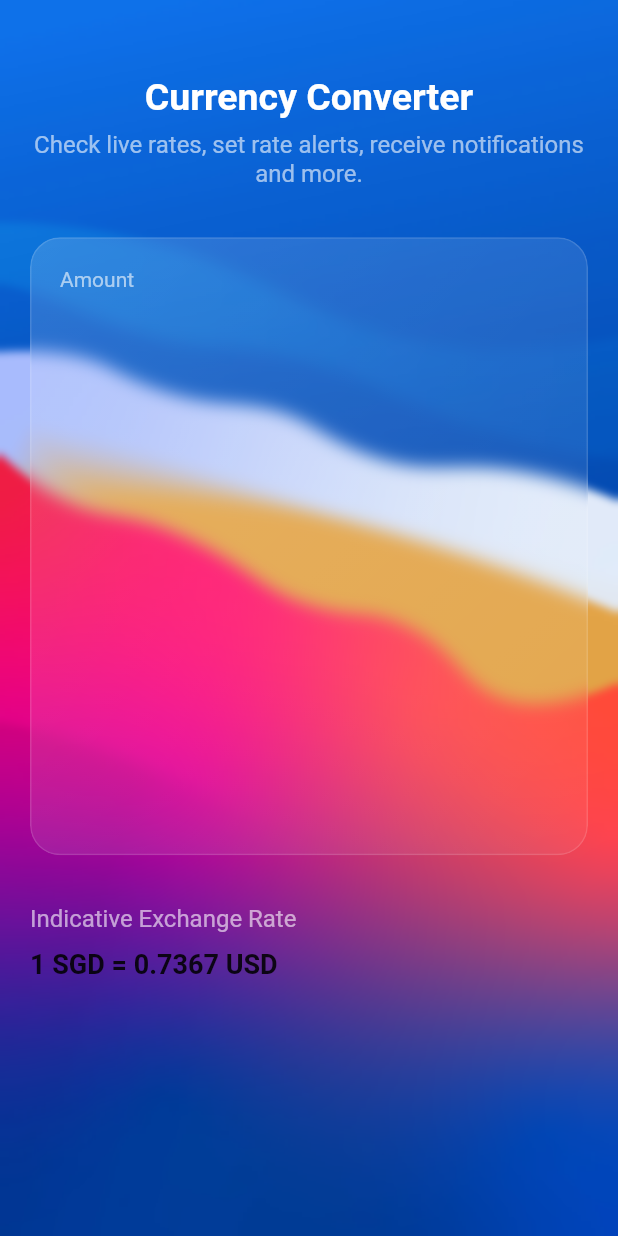
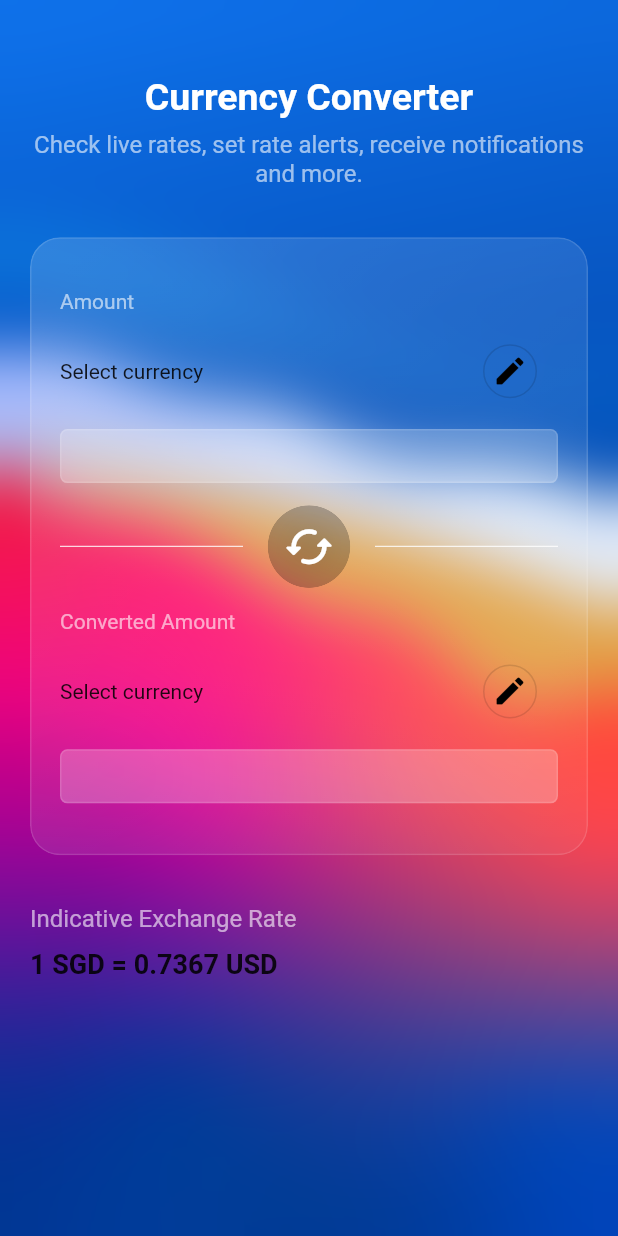
Before and after one commit to shijinthottiyil/currency_converter, a Flutter app: the screen it shows after launch, on a phone screen of 412 x 824 dp. Run offline on Flutter 3.47's test engine with Material 2 defaults, Android fonts, the phone set to English and light mode, and no system bars; our stand-ins replace flutter_riverpod, fluttertoast; missing offline and left inert: currency_picker.

Commit message:
ui finished

```diff
--- /dev/null
+++ b/lib/controller/home_controller.dart
@@ -0,0 +1,54 @@
+import 'package:currency_picker/currency_picker.dart';
+import 'package:flutter/material.dart';
+import 'package:flutter_riverpod/flutter_riverpod.dart';
+import 'package:fluttertoast/fluttertoast.dart';
+
+final homeProvider = ChangeNotifierProvider<HomeController>(
+  (ref) {
+    return HomeController();
+  },
+);
+
+class HomeController with ChangeNotifier {
+  //VARIABLES
+  var fromSymbol = "Select currency";
+  var fromController = TextEditingController();
+  var toSymbol = "Select currency";
+  var toController = TextEditingController();
+  //METHODS
+  void showCurrency(BuildContext context, bool isFromSymbol) {
+    showCurrencyPicker(
+      context: context,
+      onSelect: (Currency currency) {
+        if (isFromSymbol) {
+          fromSymbol = currency.code;
+          notifyListeners();
+        } else {
+          toSymbol = currency.code;
+          notifyListeners();
+        }
+      },
+    );
+  }
+
+  void swapCurrency() async {
+    if (fromSymbol == "Select currency" && toSymbol == "Select currency" ||
+        fromSymbol == toSymbol) {
+      await Fluttertoast.showToast(
+        msg: "Uh oh",
+        gravity: ToastGravity.TOP,
+        backgroundColor: Colors.redAccent,
+      );
+    } else {
+      var temp = fromSymbol;
+      fromSymbol = toSymbol;
+      toSymbol = temp;
+      notifyListeners();
+      await Fluttertoast.showToast(
+        msg: "Success",
+        gravity: ToastGravity.TOP,
+        backgroundColor: Colors.greenAccent,
+      );
+    }
+  }
+}
--- a/lib/main.dart
+++ b/lib/main.dart
@@ -1,8 +1,9 @@
 import 'package:currency_converter/view/home/home_screen.dart';
 import 'package:flutter/material.dart';
+import 'package:flutter_riverpod/flutter_riverpod.dart';
 
 void main() {
-  runApp(const MainApp());
+  runApp(ProviderScope(child: const MainApp()));
 }
 
 class MainApp extends StatelessWidget {
--- a/lib/utils/constants/colors.dart
+++ b/lib/utils/constants/colors.dart
@@ -1,7 +1,7 @@
 import 'package:flutter/material.dart';
 
 class KColors {
-  static const blue = Color(0xff1F2261);
+  static const blue = Color.fromARGB(255, 20, 23, 199);
   static const white = Colors.white;
   static const white60 = Colors.white60;
 }
--- a/lib/view/home/home_screen.dart
+++ b/lib/view/home/home_screen.dart
@@ -1,19 +1,26 @@
+import 'dart:developer';
 import 'dart:ui';
 
+import 'package:currency_converter/controller/home_controller.dart';
 import 'package:currency_converter/utils/constants/colors.dart';
 import 'package:currency_converter/utils/constants/images.dart';
-import 'package:currency_converter/utils/frosted_glass.dart';
+import 'package:currency_converter/view/home/widgets/input_widget.dart';
+import 'package:currency_picker/currency_picker.dart';
+import 'package:flutter/cupertino.dart';
 import 'package:flutter/material.dart';
+import 'package:flutter_riverpod/flutter_riverpod.dart';
 
-class HomeScreen extends StatelessWidget {
+class HomeScreen extends ConsumerWidget {
   const HomeScreen({super.key});
 
   @override
-  Widget build(BuildContext context) {
+  Widget build(BuildContext context, WidgetRef ref) {
     final height = MediaQuery.sizeOf(context).height;
-
+    final homeController = ref.watch(homeProvider);
     return Scaffold(
-      body: Container(
+      body: Stack(
+        children: [
+          Container(
             decoration: BoxDecoration(
               image: DecorationImage(
                 image: AssetImage(KImages.bg),
@@ -22,14 +29,16 @@ class HomeScreen extends StatelessWidget {
             ),
             child: BackdropFilter(
               filter: ImageFilter.blur(
-            sigmaX: 3.0,
-            sigmaY: 3.0,
+                sigmaX: 20.0,
+                sigmaY: 20.0,
               ),
-          child: Container(
-            child: SafeArea(
+              child: Container(),
+            ),
+          ),
+          SafeArea(
             child: Padding(
-                padding:
-                    const EdgeInsets.symmetric(horizontal: 20, vertical: 50),
+              padding: const EdgeInsets.symmetric(horizontal: 20, vertical: 50),
+              child: SingleChildScrollView(
                 child: Column(
                   children: [
                     Text(
@@ -92,13 +101,79 @@ class HomeScreen extends StatelessWidget {
                             Padding(
                               padding: const EdgeInsets.all(20),
                               child: Column(
+                                crossAxisAlignment: CrossAxisAlignment.start,
+                                // mainAxisAlignment:
+                                //     MainAxisAlignment.spaceBetween,
                                 children: [
-                                  Text(
-                                    "Amount",
-                                    style: TextStyle(
-                                      color: KColors.white60,
+                                  InputWidget(
+                                    heading: "Amount",
+                                    symbol: homeController.fromSymbol,
+                                    onPressed: () {
+                                      homeController.showCurrency(
+                                          context, true);
+                                    },
+                                    controller: homeController.fromController,
+                                  ),
+                                  Row(
+                                    children: [
+                                      Expanded(
+                                        child: Divider(
+                                          color: KColors.white,
                                         ),
                                       ),
+                                      RawMaterialButton(
+                                        onPressed: homeController.swapCurrency,
+                                        elevation: 0.1,
+                                        fillColor: Colors.transparent,
+                                        child: Icon(
+                                          Icons.cached_rounded,
+                                          size: 35,
+                                          color: KColors.white,
+                                        ),
+                                        padding: EdgeInsets.all(10),
+                                        shape: CircleBorder(),
+                                      ),
+                                      Expanded(
+                                          child: Divider(
+                                        color: KColors.white,
+                                      )),
+                                    ],
+                                  ),
+                                  InputWidget(
+                                    heading: "Converted Amount",
+                                    symbol: homeController.toSymbol,
+                                    onPressed: () {
+                                      homeController.showCurrency(
+                                          context, false);
+                                    },
+                                    controller: homeController.toController,
+                                  ),
+                                  // Expanded(
+                                  //   child: Column(
+                                  //     crossAxisAlignment:
+                                  //         CrossAxisAlignment.start,
+                                  //     children: [
+                                  //       Text(
+                                  //         "Converted Amount",
+                                  //         style: TextStyle(
+                                  //           color: KColors.white60,
+                                  //         ),
+                                  //       ),
+                                  //       SizedBox(
+                                  //         width: double.infinity,
+                                  //         height: height / 100,
+                                  //       ),
+                                  //       SizedBox(
+                                  //         width: double.infinity,
+                                  //         height: height / 100,
+                                  //       ),
+                                  //       SizedBox(
+                                  //         width: double.infinity,
+                                  //         height: height / 100,
+                                  //       ),
+                                  //     ],
+                                  //   ),
+                                  // ),
                                 ],
                               ),
                             ),
@@ -133,7 +208,7 @@ class HomeScreen extends StatelessWidget {
               ),
             ),
           ),
-        ),
+        ],
       ),
     );
   }
--- /dev/null
+++ b/lib/view/home/widgets/input_widget.dart
@@ -0,0 +1,80 @@
+import 'package:currency_converter/utils/constants/colors.dart';
+import 'package:flutter/cupertino.dart';
+import 'package:flutter/material.dart';
+
+class InputWidget extends StatelessWidget {
+  const InputWidget({
+    super.key,
+    required this.heading,
+    required this.symbol,
+    required this.onPressed,
+    required this.controller,
+  });
+  final String heading;
+  final String symbol;
+  final VoidCallback onPressed;
+  final TextEditingController controller;
+  @override
+  Widget build(BuildContext context) {
+    return Expanded(
+      child: Column(
+        mainAxisAlignment: MainAxisAlignment.spaceEvenly,
+        crossAxisAlignment: CrossAxisAlignment.start,
+        children: [
+          Text(
+            heading,
+            style: TextStyle(
+              color: KColors.white60,
+            ),
+          ),
+          Row(
+            children: [
+              Text(symbol),
+              Spacer(),
+              OutlinedButton(
+                onPressed: onPressed,
+                style: OutlinedButton.styleFrom(shape: CircleBorder()),
+                child: Icon(
+                  Icons.mode_edit_rounded,
+                  color: Colors.black,
+                ),
+              ),
+            ],
+          ),
+          // Row(
+          //   children: [
+          //     Text(HomeController.fromSymbol),
+          //     ElevatedButton(
+          //         onPressed: () {
+          //           showCurrencyPicker(
+          //             context: context,
+          //             onSelect: (value) {
+          //               log(value
+          //                   .thousandsSeparator);
+          //             },
+          //           );
+          //         },
+          //         child: Text("Select Currency")),
+          //   ],
+          // ),
+          // SizedBox(
+          //   width: double.infinity,
+          //   height: height / 100,
+          // ),
+          CupertinoTextField(
+            controller: controller,
+            keyboardType: TextInputType.number,
+            maxLength: 10,
+            decoration: BoxDecoration(
+              color: Colors.white24,
+              borderRadius: BorderRadius.circular(5),
+              border: Border.all(
+                color: KColors.white.withOpacity(0.13),
+              ),
+            ),
+          ),
+        ],
+      ),
+    );
+  }
+}
--- a/pubspec.yaml
+++ b/pubspec.yaml
@@ -7,9 +7,11 @@ environment:
   sdk: '>=3.0.6 <4.0.0'
 
 dependencies:
+  currency_picker: ^2.0.16
   flutter:
     sdk: flutter
-
+  flutter_riverpod: ^2.3.7
+  fluttertoast: ^8.2.2
 
 dev_dependencies:
   flutter_lints: ^2.0.0
```
Also changed, not shown: lib/utils/frosted_glass.dart (deleted, +0 -58 lines), pubspec.lock. Lines whose indentation alone changed are shown as unchanged.
